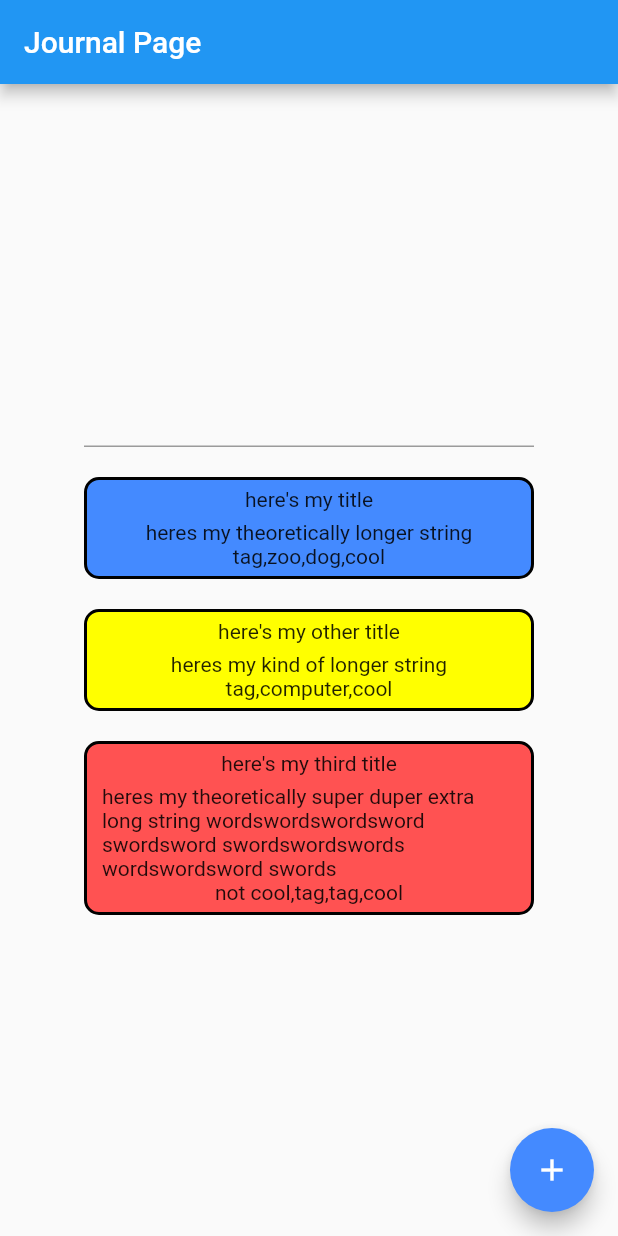
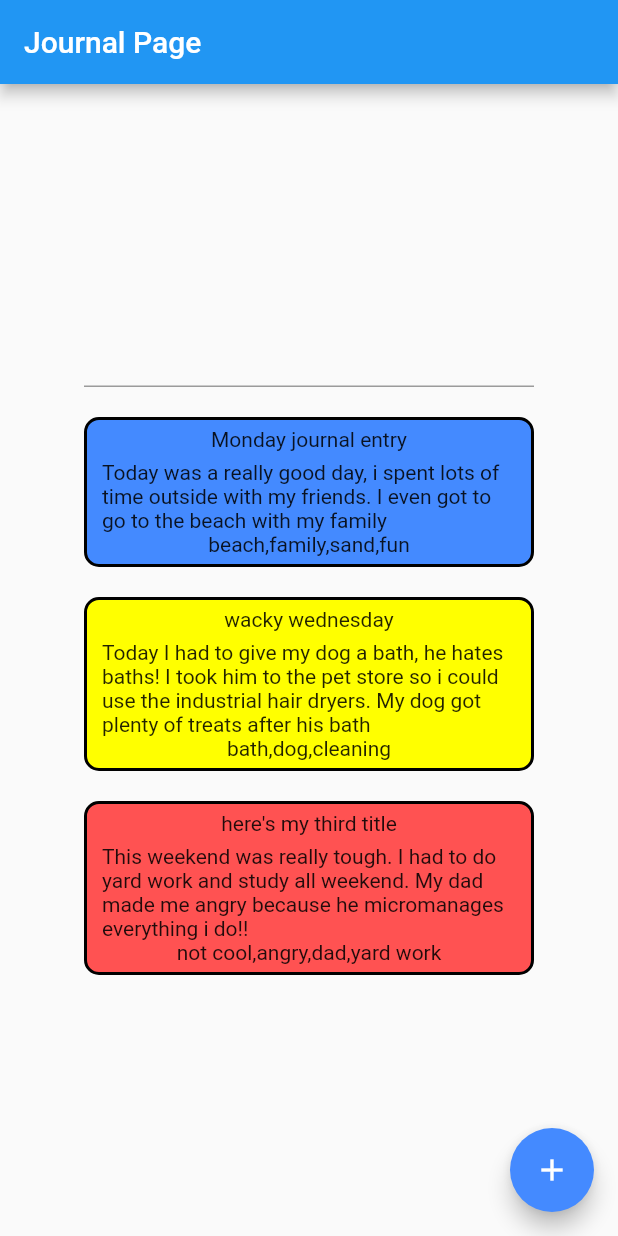
Before and after one commit to XanderAdams/just_a_journal_flutter, a Flutter app: the screen it shows after launch, on a phone screen of 412 x 824 dp. Run offline on Flutter 3.47's test engine with Material 2 defaults, Android fonts, the phone set to English and light mode, and no system bars; our stand-ins replace flutter_colorpicker.

Commit message:
final appends

```diff
--- a/lib/main.dart
+++ b/lib/main.dart
@@ -13,11 +13,11 @@ class Entry {
 
 //Initializing the space that entries will go
 List<Entry> entries = [];
-
+// Initializing 3 past entries for the home page
 void main() {
-  entries.add(Entry("here's my title", "heres my theoretically longer string", Colors.blueAccent, 'tag,zoo,dog,cool'));
-  entries.add(Entry("here's my other title", "heres my kind of longer string", Colors.yellowAccent, 'tag,computer,cool'));
-  entries.add(Entry("here's my third title", "heres my theoretically super duper extra long string wordswordswordsword swordsword swordswordswords wordswordsword swords", Colors.redAccent, 'not cool,tag,tag,cool'));
+  entries.add(Entry("Monday journal entry", "Today was a really good day, i spent lots of time outside with my friends. I even got to go to the beach with my family", Colors.blueAccent, 'beach,family,sand,fun'));
+  entries.add(Entry("wacky wednesday", "Today I had to give my dog a bath, he hates baths! I took him to the pet store so i could use the industrial hair dryers. My dog got plenty of treats after his bath", Colors.yellowAccent, 'bath,dog,cleaning'));
+  entries.add(Entry("here's my third title", "This weekend was really tough. I had to do yard work and study all weekend. My dad made me angry because he micromanages everything i do!!", Colors.redAccent, 'not cool,angry,dad,yard work'));
 
   print("Entry: " + entries.length.toString());
 
@@ -125,7 +125,7 @@ class _JournalPageState extends State<JournalPage> {
 
 
 
-              // siezebox default size
+
             ],
           ),
         ),
@@ -153,7 +153,7 @@ class NewEntry extends StatefulWidget {
 }
 
 
-
+//variables for new entries
 class _NewEntryState extends State<NewEntry> {
   late TextEditingController titleText;
   late TextEditingController contentsText;
```
